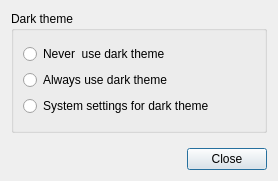
insilmaril/vym, file forms/darktheme-settings-dialog.ui: the form before one commit.
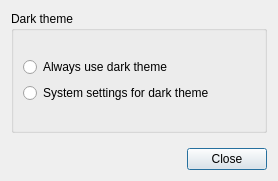
The form after the commit.

Commit message: Removed option to always use bright theme

What changed in the file:
```diff
--- a/forms/darktheme-settings-dialog.ui
+++ b/forms/darktheme-settings-dialog.ui
@@ -34,16 +34,6 @@
      <layout class="QVBoxLayout" name="verticalLayout_3">
       <item>
        <layout class="QVBoxLayout" name="verticalLayout">
-        <item>
-         <widget class="QRadioButton" name="neverUseDarkThemeButton">
-          <property name="text">
-           <string>Never  use dark theme</string>
-          </property>
-          <attribute name="buttonGroup">
-           <string notr="true">buttonGroup</string>
-          </attribute>
-         </widget>
-        </item>
         <item>
          <widget class="QRadioButton" name="alwaysUseDarkThemeButton">
           <property name="text">
```
The commit also changes 2 other files.
